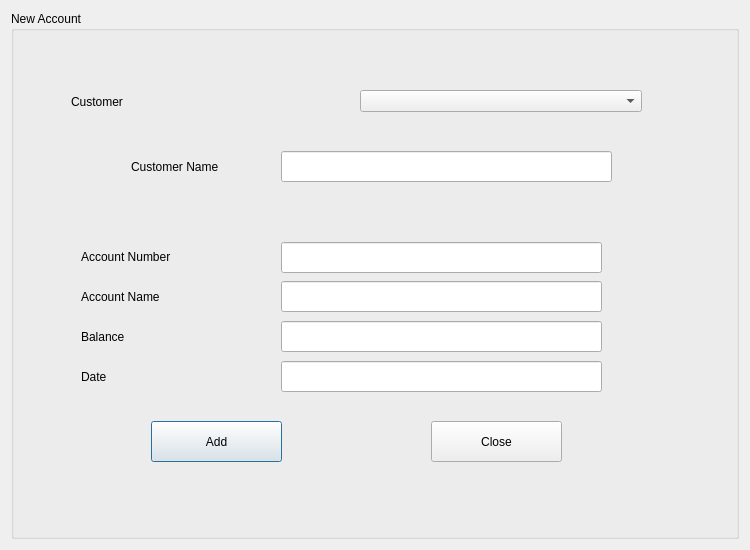
Before: the Qt Designer form accountcreate.ui in jonathansaetre/BankSystem, drawn with Qt 5.
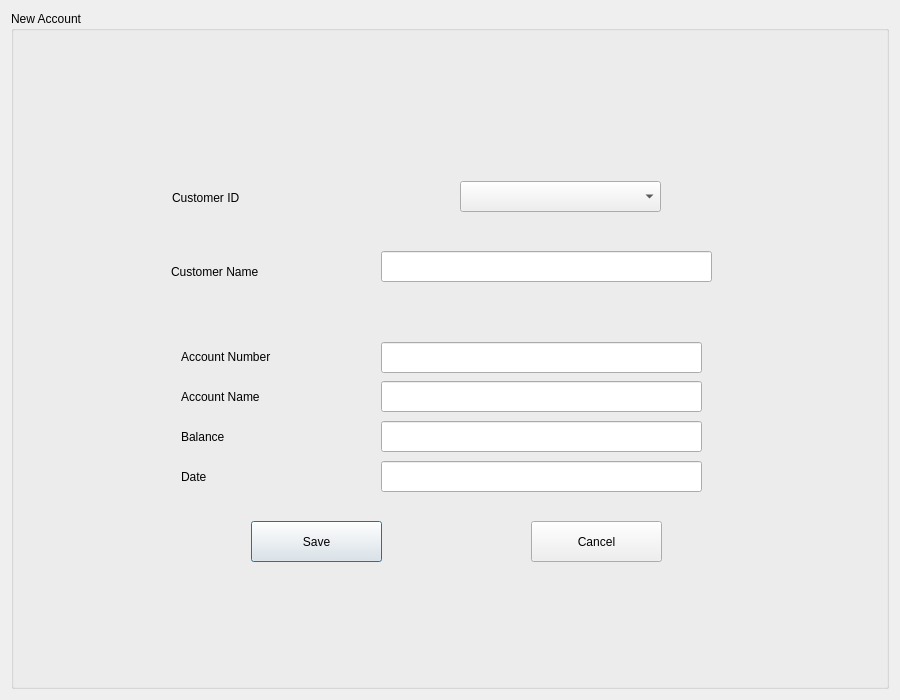
After: the same form once the commit is applied.

What changed in the file:
```diff
--- a/accountcreate.ui
+++ b/accountcreate.ui
@@ -6,20 +6,20 @@
    <rect>
     <x>0</x>
     <y>0</y>
-    <width>750</width>
-    <height>550</height>
+    <width>900</width>
+    <height>700</height>
    </rect>
   </property>
   <property name="minimumSize">
    <size>
-    <width>750</width>
-    <height>550</height>
+    <width>900</width>
+    <height>700</height>
    </size>
   </property>
   <property name="maximumSize">
    <size>
-    <width>750</width>
-    <height>550</height>
+    <width>900</width>
+    <height>700</height>
    </size>
   </property>
   <property name="windowTitle">
@@ -28,95 +28,33 @@
   <layout class="QVBoxLayout" name="verticalLayout_2">
    <item>
     <widget class="QGroupBox" name="groupBox">
+     <property name="maximumSize">
+      <size>
+       <width>900</width>
+       <height>700</height>
+      </size>
+     </property>
      <property name="title">
       <string>New Account</string>
      </property>
-     <widget class="QWidget" name="">
+     <widget class="QPushButton" name="saveButton">
       <property name="geometry">
        <rect>
-        <x>60</x>
-        <y>70</y>
-        <width>571</width>
-        <height>41</height>
-       </rect>
-      </property>
-      <layout class="QHBoxLayout" name="horizontalLayout">
-       <item>
-        <widget class="QLabel" name="ssnLabel">
-         <property name="text">
-          <string>Customer</string>
-         </property>
-        </widget>
-       </item>
-       <item>
-        <widget class="QComboBox" name="comboAccount"/>
-       </item>
-      </layout>
-     </widget>
-     <widget class="QPushButton" name="addButton">
-      <property name="geometry">
-       <rect>
-        <x>140</x>
-        <y>410</y>
+        <x>240</x>
+        <y>510</y>
         <width>131</width>
         <height>41</height>
        </rect>
       </property>
       <property name="text">
-       <string>Add</string>
-      </property>
-     </widget>
-     <widget class="QPushButton" name="closeButton">
-      <property name="geometry">
-       <rect>
-        <x>420</x>
-        <y>410</y>
-        <width>131</width>
-        <height>41</height>
-       </rect>
-      </property>
-      <property name="text">
-       <string>Close</string>
-      </property>
-     </widget>
-     <widget class="QLabel" name="dateLabel">
-      <property name="geometry">
-       <rect>
-        <x>70</x>
-        <y>350</y>
-        <width>121</width>
-        <height>31</height>
-       </rect>
-      </property>
-      <property name="text">
-       <string>Date</string>
-      </property>
-     </widget>
-     <widget class="QLineEdit" name="balanceBox">
-      <property name="geometry">
-       <rect>
-        <x>270</x>
-        <y>310</y>
-        <width>321</width>
-        <height>31</height>
-       </rect>
-      </property>
-     </widget>
-     <widget class="QLineEdit" name="dateBox">
-      <property name="geometry">
-       <rect>
-        <x>270</x>
-        <y>350</y>
-        <width>321</width>
-        <height>31</height>
-       </rect>
+       <string>Save</string>
       </property>
      </widget>
      <widget class="QLabel" name="accountNrLabel">
       <property name="geometry">
        <rect>
-        <x>70</x>
-        <y>230</y>
+        <x>170</x>
+        <y>330</y>
         <width>151</width>
         <height>31</height>
        </rect>
@@ -125,34 +63,21 @@
        <string>Account Number</string>
       </property>
      </widget>
-     <widget class="QLabel" name="accoutNameLabel">
+     <widget class="QLineEdit" name="dateBox">
       <property name="geometry">
        <rect>
-        <x>70</x>
-        <y>270</y>
-        <width>131</width>
-        <height>31</height>
-       </rect>
-      </property>
-      <property name="text">
-       <string>Account Name</string>
-      </property>
-     </widget>
-     <widget class="QLineEdit" name="accounNrBox">
-      <property name="geometry">
-       <rect>
-        <x>270</x>
-        <y>231</y>
+        <x>370</x>
+        <y>450</y>
         <width>321</width>
         <height>31</height>
        </rect>
       </property>
      </widget>
-     <widget class="QLineEdit" name="accountNameBox">
+     <widget class="QLineEdit" name="balanceBox">
       <property name="geometry">
        <rect>
-        <x>270</x>
-        <y>270</y>
+        <x>370</x>
+        <y>410</y>
         <width>321</width>
         <height>31</height>
        </rect>
@@ -161,8 +86,8 @@
      <widget class="QLabel" name="balanceLabel">
       <property name="geometry">
        <rect>
-        <x>70</x>
-        <y>310</y>
+        <x>170</x>
+        <y>410</y>
         <width>111</width>
         <height>31</height>
        </rect>
@@ -171,13 +96,85 @@
        <string>Balance</string>
       </property>
      </widget>
+     <widget class="QLineEdit" name="accountNameBox">
+      <property name="geometry">
+       <rect>
+        <x>370</x>
+        <y>370</y>
+        <width>321</width>
+        <height>31</height>
+       </rect>
+      </property>
+     </widget>
+     <widget class="QComboBox" name="comboAccount">
+      <property name="geometry">
+       <rect>
+        <x>449</x>
+        <y>170</y>
+        <width>201</width>
+        <height>31</height>
+       </rect>
+      </property>
+     </widget>
+     <widget class="QPushButton" name="closeButton">
+      <property name="geometry">
+       <rect>
+        <x>520</x>
+        <y>510</y>
+        <width>131</width>
+        <height>41</height>
+       </rect>
+      </property>
+      <property name="text">
+       <string>Cancel</string>
+      </property>
+     </widget>
+     <widget class="QLabel" name="accoutNameLabel">
+      <property name="geometry">
+       <rect>
+        <x>170</x>
+        <y>370</y>
+        <width>131</width>
+        <height>31</height>
+       </rect>
+      </property>
+      <property name="text">
+       <string>Account Name</string>
+      </property>
+     </widget>
+     <widget class="QLabel" name="ssnLabel">
+      <property name="geometry">
+       <rect>
+        <x>161</x>
+        <y>171</y>
+        <width>221</width>
+        <height>31</height>
+       </rect>
+      </property>
+      <property name="text">
+       <string>Customer ID</string>
+      </property>
+     </widget>
+     <widget class="QLabel" name="dateLabel">
+      <property name="geometry">
+       <rect>
+        <x>170</x>
+        <y>450</y>
+        <width>121</width>
+        <height>31</height>
+       </rect>
+      </property>
+      <property name="text">
+       <string>Date</string>
+      </property>
+     </widget>
      <widget class="QLabel" name="customerNameLabel">
       <property name="geometry">
        <rect>
-        <x>120</x>
-        <y>140</y>
-        <width>121</width>
-        <height>31</height>
+        <x>160</x>
+        <y>240</y>
+        <width>181</width>
+        <height>41</height>
        </rect>
       </property>
       <property name="text">
@@ -187,13 +184,23 @@
      <widget class="QLineEdit" name="nameBox">
       <property name="geometry">
        <rect>
-        <x>270</x>
-        <y>140</y>
+        <x>370</x>
+        <y>240</y>
         <width>331</width>
         <height>31</height>
        </rect>
       </property>
      </widget>
+     <widget class="QLineEdit" name="accounNrBox">
+      <property name="geometry">
+       <rect>
+        <x>370</x>
+        <y>331</y>
+        <width>321</width>
+        <height>31</height>
+       </rect>
+      </property>
+     </widget>
     </widget>
    </item>
   </layout>
```
